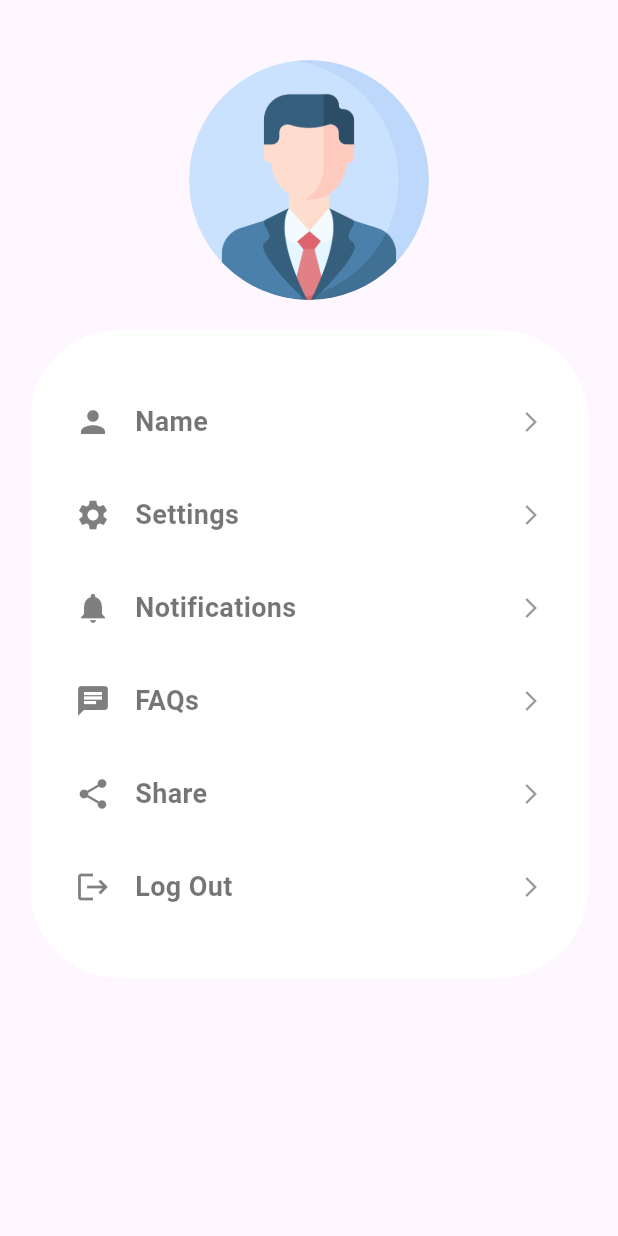
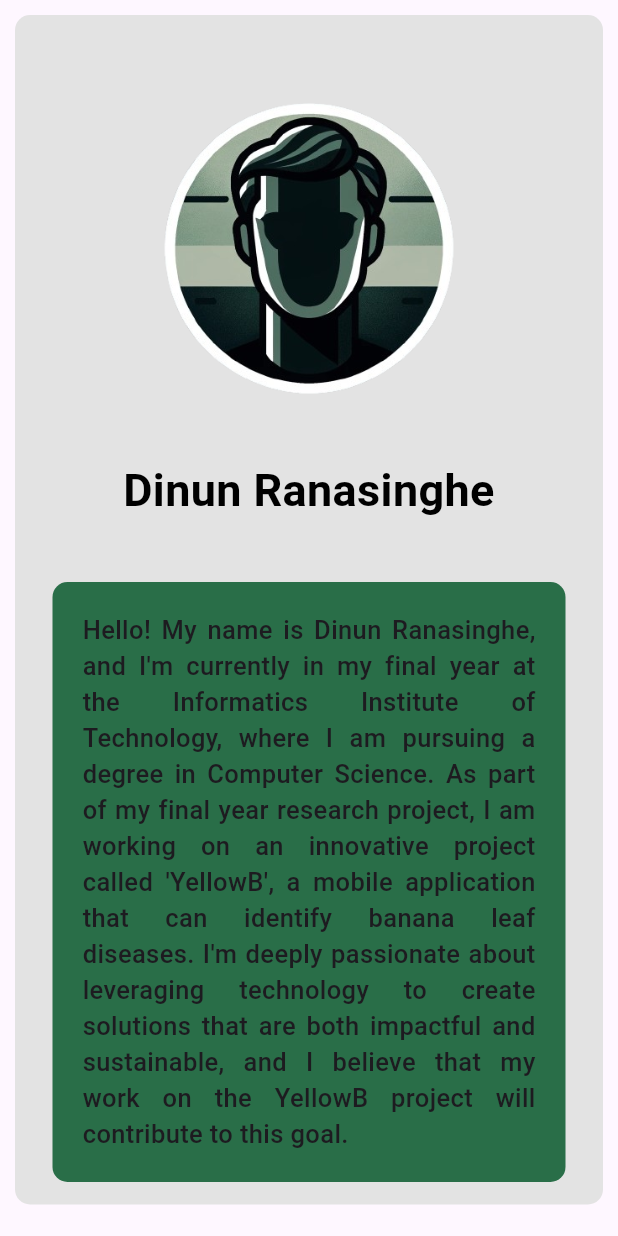
Before and after one commit to dinun0427/YellowB, a Flutter app: the ProfilePage screen opened directly, on a phone screen of 412 x 824 dp. Run offline on Flutter 3.47's test engine with Material 3 defaults, Android fonts, the phone set to English and light mode, and no system bars; our stand-ins replace animated_bottom_navigation_bar, image_picker, page_transition.

Commit message:
added content to the profile page and made changes to the feedback page to submit feedbacks to the developer's email.

```diff
--- a/fyp_frontend/lib/ui/screens/feedback_page.dart
+++ b/fyp_frontend/lib/ui/screens/feedback_page.dart
@@ -1,5 +1,8 @@
 import 'package:flutter/material.dart';
+import 'package:fyp_frontend/ui/root_page.dart';
 import 'package:url_launcher/url_launcher.dart';
+import 'package:fyp_frontend/constants.dart';
+import 'package:fyp_frontend/ui/screens/home_page.dart'; // Import HomePage
 
 class FeedbackPage extends StatefulWidget {
   @override
@@ -19,6 +22,10 @@ class _FeedbackPageState extends State<FeedbackPage> {
     var url = params.toString();
     if (await canLaunch(url)) {
       await launch(url);
+      Navigator.pushReplacement(
+        context,
+        MaterialPageRoute(builder: (context) => RootPage()), // Navigate to HomePage
+      );
     } else {
       print('Could not launch $url');
     }
@@ -26,10 +33,9 @@ class _FeedbackPageState extends State<FeedbackPage> {
 
   @override
   Widget build(BuildContext context) {
+    Size size = MediaQuery.of(context).size;
+
     return Scaffold(
-      appBar: AppBar(
-        title: Text("Feedback Form"),
-      ),
       body: Padding(
         padding: EdgeInsets.all(16.0),
         child: Column(
@@ -37,12 +43,31 @@ class _FeedbackPageState extends State<FeedbackPage> {
             TextField(
               controller: _feedbackController,
               maxLines: 5,
-              decoration: InputDecoration(hintText: "Enter your feedback here"),
+              onChanged: (value) {
+                setState(() {}); // Rebuild the widget when text field changes
+              },
+              decoration: InputDecoration(
+                hintText: "Enter your feedback here",
+                border: OutlineInputBorder(),
+                fillColor: Constants.primaryColor.withOpacity(.1),
+                filled: true,
+              ),
             ),
             SizedBox(height: 20),
             ElevatedButton(
-              onPressed: _sendEmail,
+              onPressed: _feedbackController.text.trim().isEmpty
+                  ? null // Disable button when text field is empty
+                  : _sendEmail,
               child: Text('Submit Feedback'),
+              style: ElevatedButton.styleFrom(
+                foregroundColor: Colors.white,
+                backgroundColor: Constants.primaryColor,
+                padding: EdgeInsets.symmetric(horizontal: 50, vertical: 20),
+                textStyle: TextStyle(
+                  fontSize: size.height / 6 * 0.15,
+                  fontWeight: FontWeight.bold,
+                ),
+              ),
             ),
           ],
         ),
--- a/fyp_frontend/lib/ui/screens/profile_page.dart
+++ b/fyp_frontend/lib/ui/screens/profile_page.dart
@@ -10,53 +10,61 @@ class ProfilePage extends StatelessWidget {
     return Scaffold(
       body: SingleChildScrollView(
         child: Container(
-          padding: const EdgeInsets.symmetric(horizontal: 20, vertical: 20),
+          margin: const EdgeInsets.all(10), // Add this line
+          decoration: BoxDecoration(
+            color: Color.fromARGB(255, 227, 227, 227),
+            borderRadius: BorderRadius.circular(10), // Add this line
+          ),
+          padding: const EdgeInsets.symmetric(horizontal: 15, vertical: 15),
+          child: Container(
+            margin: const EdgeInsets.symmetric(horizontal: 10),
             child: Column(
               crossAxisAlignment: CrossAxisAlignment.start,
               children: [
-              SizedBox(height: 20),
-              Center(
+                const Center(
                   child: CircleAvatar(
-                  radius: 80,
-                  backgroundImage: ExactAssetImage('assets/images/profile.png'),
+                    radius: 140,
+                    backgroundImage: ExactAssetImage('assets/images/profimg.png'),
                     backgroundColor: Colors.transparent,
                   ),
                 ),
-              SizedBox(height: 20),
-              Container(
+                Padding(
+                  padding: const EdgeInsets.only(top: 0),
+                  child: Container(
+                    child: Center(
+                      child: Text(
+                        'Dinun Ranasinghe',
+                        textAlign: TextAlign.center,
+                        style: TextStyle(
+                          fontSize: 30,
+                          fontWeight: FontWeight.bold,
+                          color: Colors.black,
+                        ),
+                      ),
+                    ),
+                  ),
+                ),
+                Padding(
+                  padding: const EdgeInsets.only(top: 40.0),
+                  child: Container(
                     decoration: BoxDecoration(
-                  color: Colors.white,
-                  borderRadius: BorderRadius.circular(60),
+                      color: Constants.primaryColor,
+                      borderRadius: BorderRadius.circular(10),
                     ),
-                child: Padding(
-                  padding: const EdgeInsets.all(30),
+                    child: const Padding(
+                      padding: EdgeInsets.all(20),
                       child: Column(
-                    children: const [
-                      ProfileWidget(
-                        icon: Icons.person,
-                        title: 'Name',
+                        children: [
+                          Text(
+                            "Hello! My name is Dinun Ranasinghe, and I'm currently in my final year at the Informatics Institute of Technology, where I am pursuing a degree in Computer Science. As part of my final year research project, I am working on an innovative project called 'YellowB', a mobile application that can identify banana leaf diseases. I'm deeply passionate about leveraging technology to create solutions that are both impactful and sustainable, and I believe that my work on the YellowB project will contribute to this goal.",
+                            textAlign: TextAlign.justify,
+                            style: TextStyle(
+                              fontSize: 17,
+                              fontWeight: FontWeight.w500,
                             ),
-                      ProfileWidget(
-                        icon: Icons.settings,
-                        title: 'Settings',
-                      ),
-                      ProfileWidget(
-                        icon: Icons.notifications,
-                        title: 'Notifications',
-                      ),
-                      ProfileWidget(
-                        icon: Icons.chat,
-                        title: 'FAQs',
-                      ),
-                      ProfileWidget(
-                        icon: Icons.share,
-                        title: 'Share',
-                      ),
-                      ProfileWidget(
-                        icon: Icons.logout,
-                        title: 'Log Out',
                           ),
                         ],
+                      ),
                     ),
                   ),
                 ),
@@ -64,6 +72,7 @@ class ProfilePage extends StatelessWidget {
             ),
           ),
         ),
+      ),
     );
   }
 }
```
Also changed, not shown: fyp_frontend/assets/images/profimg.png (added). Lines whose indentation alone changed are shown as unchanged.
